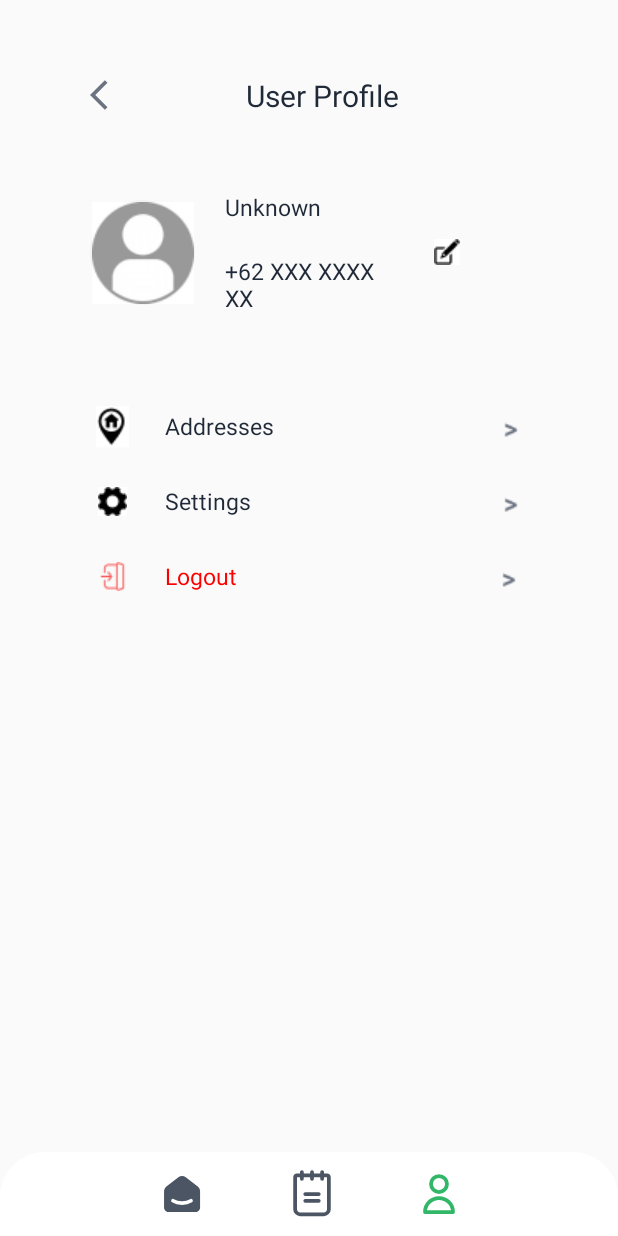
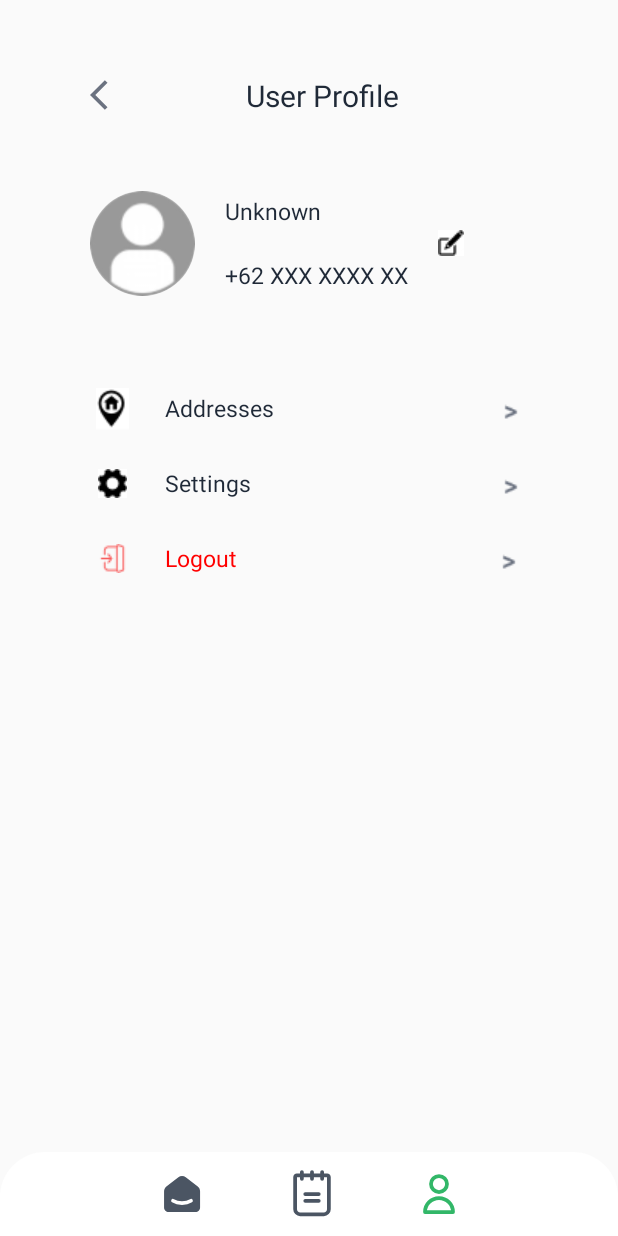
Before and after one commit to joshuawenata/Budgeat, an Android app built with Jetpack Compose: the UserSettingMerchant screen opened directly, with no data from a screen before it, on a phone screen of 412 x 824 dp. Run offline under Robolectric (Android 15) with nearby library versions, the phone set to English and light mode, and no system bars; our stand-ins replace CircleImageView, Firebase (no records; nobody signed in at launch, a user with empty details on screens opened directly), Picasso.

Commit message:
image circle

```diff
--- a/app/build.gradle.kts
+++ b/app/build.gradle.kts
@@ -69,6 +69,7 @@ dependencies {
     implementation("androidx.recyclerview:recyclerview:1.3.1")
     implementation("com.google.firebase:firebase-storage-ktx:20.2.1")
     implementation("com.squareup.picasso:picasso:2.71828")
+    implementation("de.hdodenhof:circleimageview:3.1.0")
     testImplementation("junit:junit:4.13.2")
     androidTestImplementation("androidx.test.ext:junit:1.1.5")
     androidTestImplementation("androidx.test.espresso:espresso-core:3.5.1")
--- a/app/src/main/java/com/example/myapplication/UserSettingMerchant.kt
+++ b/app/src/main/java/com/example/myapplication/UserSettingMerchant.kt
@@ -15,12 +15,13 @@ import com.google.firebase.auth.ktx.auth
 import com.google.firebase.ktx.Firebase
 import com.google.firebase.storage.ktx.storage
 import com.squareup.picasso.Picasso
+import de.hdodenhof.circleimageview.CircleImageView
 import java.util.UUID
 
 class UserSettingMerchant : ComponentActivity() {
 
     private val PICK_IMAGE_REQUEST = 1
-    private lateinit var imageButton: ImageButton
+    private lateinit var imageButton: CircleImageView
 
     override fun onCreate(savedInstanceState: Bundle?) {
         super.onCreate(savedInstanceState)
--- a/app/src/main/res/drawable/round.xml
+++ b/app/src/main/res/drawable/round.xml
@@ -1,5 +1,5 @@
 <?xml version="1.0" encoding="utf-8"?>
 <shape xmlns:android="http://schemas.android.com/apk/res/android">
-    <solid android:color="#f2f2f2"/>
-    <corners android:radius="100dp"/>
+    <solid android:color="#ffffff"/>
+    <corners android:radius="150dp"/>
 </shape>
--- a/app/src/main/res/layout/activity_usersetting.xml
+++ b/app/src/main/res/layout/activity_usersetting.xml
@@ -43,12 +43,11 @@
             android:gravity="center_vertical"
             android:layout_marginHorizontal="60dp">
 
-            <ImageButton
+            <de.hdodenhof.circleimageview.CircleImageView
                 android:id="@+id/image_profile"
                 android:layout_width="70dp"
                 android:layout_height="70dp"
                 android:src="@drawable/personround"
-                android:background="@drawable/round"
                 android:onClick="changeImage"/>
 
             <LinearLayout
@@ -75,7 +74,7 @@
                     android:textSize="15sp" />
 
                 <TextView
-                    android:layout_width="119dp"
+                    android:layout_width="wrap_content"
                     android:layout_height="wrap_content"
                     android:text="+62 XXX XXXX XX"
                     android:textColor="#1F2937"
--- a/app/src/main/res/layout/activity_usersetting_merchant.xml
+++ b/app/src/main/res/layout/activity_usersetting_merchant.xml
@@ -4,7 +4,7 @@
     android:orientation="vertical"
     android:layout_width="match_parent"
     android:layout_height="match_parent"
-    tools:context=".UserSetting">
+    tools:context=".UserSettingMerchant">
 
     <LinearLayout
         android:layout_width="match_parent"
@@ -43,12 +43,11 @@
             android:gravity="center_vertical"
             android:layout_marginHorizontal="60dp">
 
-            <ImageButton
+            <de.hdodenhof.circleimageview.CircleImageView
                 android:id="@+id/image_profile_merchant"
                 android:layout_width="70dp"
                 android:layout_height="70dp"
                 android:src="@drawable/personround"
-                android:background="@drawable/round"
                 android:onClick="changeImageMerchant"/>
 
             <LinearLayout
@@ -75,7 +74,7 @@
                     android:textSize="15sp" />
 
                 <TextView
-                    android:layout_width="119dp"
+                    android:layout_width="wrap_content"
                     android:layout_height="wrap_content"
                     android:text="+62 XXX XXXX XX"
                     android:textColor="#1F2937"
```
Also changed, not shown: app/src/main/java/com/example/myapplication/UserSetting.kt (+2 -10 lines).
